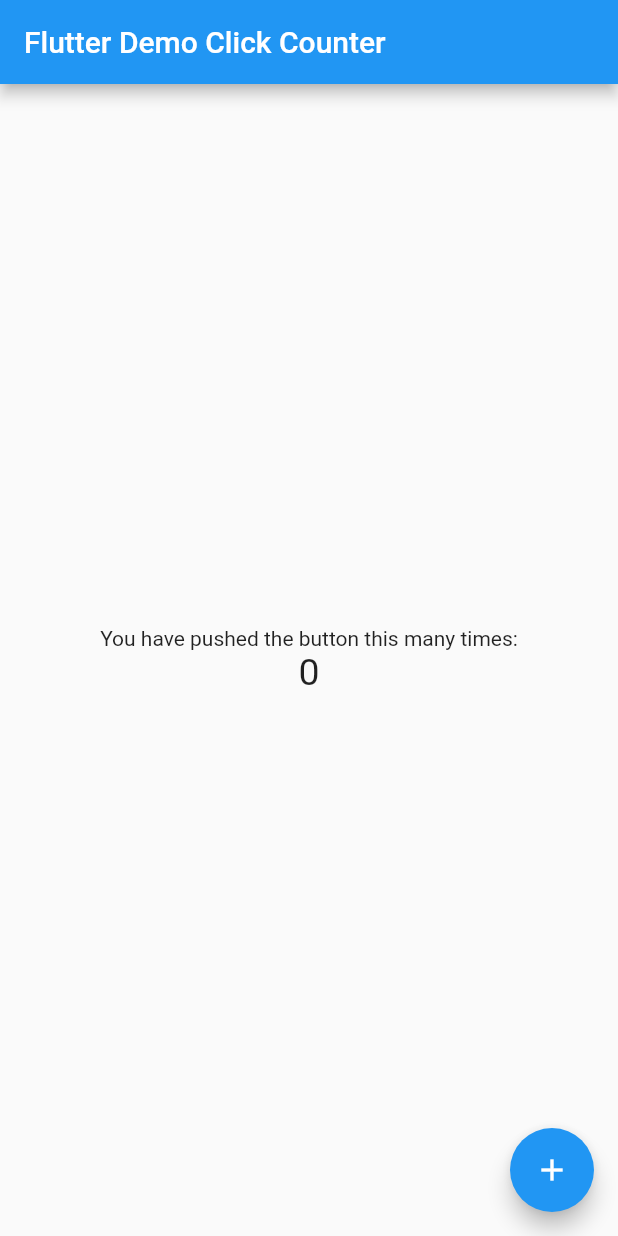
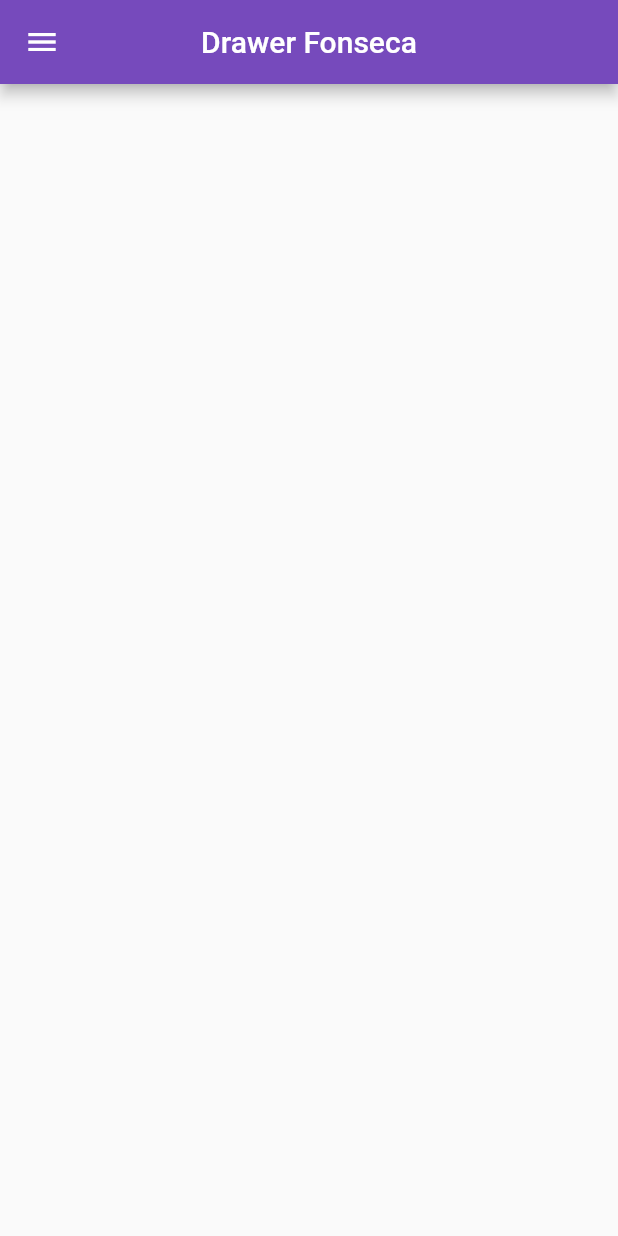
Before and after one commit to FonsecaRafael1006/Drawer_prct4, a Flutter app: the screen it shows after launch, on a phone screen of 412 x 824 dp. Run offline on Flutter 3.47's test engine with Material 2 defaults, Android fonts, the phone set to English and light mode, and no system bars.

Commit message:
Drawerv2

```diff
--- a/lib/main.dart
+++ b/lib/main.dart
@@ -4,15 +4,16 @@ void main() => runApp(MyApp());
 
 class MyApp extends StatelessWidget {
   const MyApp({super.key});
-  static const String _title = 'Flutter Stateful Clicker Counter';
+  static const String _title = 'Drawer Fonseca';
   // This widget is the root of your application.
   @override
   Widget build(BuildContext context) {
     return MaterialApp(
       title: _title,
       theme: ThemeData(
-        primarySwatch: Colors.blue,
+        primarySwatch: Colors.red,
       ),
+      debugShowCheckedModeBanner: false,
       home: MyHomePage(),
     );
   }
@@ -29,19 +30,6 @@ class MyHomePage extends StatefulWidget {
 }
 
 class _MyHomePageState extends State<MyHomePage> {
-  int _counter = 0;
-
-  void _incrementCounter() {
-    setState(() {
-      // This call to setState tells the Flutter framework that something has
-      // changed in this State, which causes it to rerun the build method below
-      // so that the display can reflect the updated values. If we changed
-      // _counter without calling setState(), then the build method would not be
-      // called again, and so nothing would appear to happen.
-      _counter++;
-    });
-  }
-
   @override
   Widget build(BuildContext context) {
     // This method is rerun every time setState is called, for instance as done
@@ -52,40 +40,57 @@ class _MyHomePageState extends State<MyHomePage> {
     // than having to individually change instances of widgets.
     return Scaffold(
       appBar: AppBar(
+        centerTitle: true,
         // Here we take the value from the MyHomePage object that was created by
         // the App.build method, and use it to set our appbar title.
-        title: Text('Flutter Demo Click Counter'),
+        title: Text('Drawer Fonseca'),
+        backgroundColor: const Color(0xff764abc),
       ),
-      body: Center(
-        // Center is a layout widget. It takes a single child and positions it
-        // in the middle of the parent.
-        child: Column(
-          // Column is also a layout widget. It takes a list of children and
-          // arranges them vertically. By default, it sizes itself to fit its
-          // children horizontally, and tries to be as tall as its parent.
-          //
-          // Column has various properties to control how it sizes itself and
-          // how it positions its children. Here we use mainAxisAlignment to
-          // center the children vertically; the main axis here is the vertical
-          // axis because Columns are vertical (the cross axis would be
-          // horizontal).
-          mainAxisAlignment: MainAxisAlignment.center,
-          children: <Widget>[
-            Text(
-              'You have pushed the button this many times:',
+      drawer: Drawer(
+        child: ListView(
+          // Important: Remove any padding from the ListView.
+          padding: EdgeInsets.zero,
+          children: [
+            const DrawerHeader(
+              decoration: BoxDecoration(
+                color: Colors.green,
+              ),
+              child: Text('Encabezado'),
             ),
-            Text(
-              '$_counter',
-              style: TextStyle(fontSize: 25),
+            ListTile(
+              leading: Icon(
+                Icons.home,
+              ),
+              title: const Text('Pagina 1'),
+              onTap: () {
+                Navigator.pop(context);
+              },
+            ),
+            ListTile(
+              leading: Icon(
+                Icons.train,
+              ),
+              title: const Text('Pagina 2'),
+              onTap: () {
+                Navigator.pop(context);
+              },
+            ),
+            ListTile(
+              leading: Icon(
+                Icons.align_horizontal_center,
+              ),
+              title: const Text('Pagina 3'),
+              onTap: () {
+                Navigator.pop(context);
+              },
             ),
           ],
         ),
       ),
-      floatingActionButton: FloatingActionButton(
-        onPressed: _incrementCounter,
-        tooltip: 'Increment',
-        child: Icon(Icons.add),
-      ),
+      body: Center(
+          // Center is a layout widget. It takes a single child and positions it
+          // in the middle of the parent.
+          ),
     );
   }
 }
```
